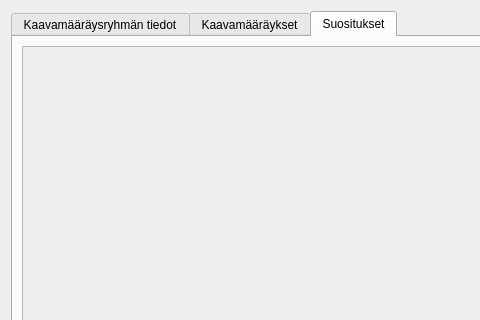
This is arho_feature_template/gui/dialogs/new_plan_regulation_group_form.ui in GispoCoding/arho-qgis-plugin as Qt 5 draws it before an edit; both pictures show x 0 to 480 and y 0 to 320 of the 893 by 677 pixel window. The edited form follows.
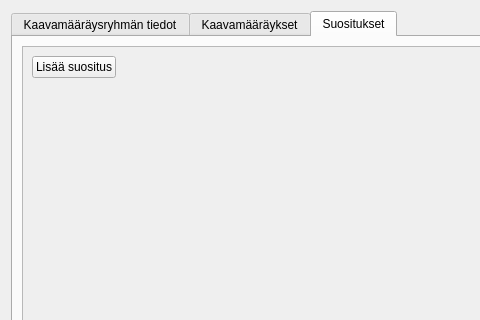
This is the edited form. The open tabs and pages were chosen to show the change. Custom widgets are drawn as their Qt base class.

Commit message:
add plan propositions
- add plan proposition model
- add widget for plan proposition
- handle saving and loading plan propositions for plan regulation groups
- add possibility to define plan propositions for custom plan regulation groups
- add PlanThemeLayer code layer model
- remove spacer and horizontal line layout items from plan regulation widget

Diff of the .ui file:
```diff
--- a/arho_feature_template/gui/dialogs/new_plan_regulation_group_form.ui
+++ b/arho_feature_template/gui/dialogs/new_plan_regulation_group_form.ui
@@ -199,6 +199,34 @@
             <height>577</height>
            </rect>
           </property>
+          <layout class="QVBoxLayout" name="propositions_layout">
+           <item>
+            <widget class="QPushButton" name="add_proposition_btn">
+             <property name="sizePolicy">
+              <sizepolicy hsizetype="Maximum" vsizetype="Fixed">
+               <horstretch>0</horstretch>
+               <verstretch>0</verstretch>
+              </sizepolicy>
+             </property>
+             <property name="text">
+              <string>Lisää suositus</string>
+             </property>
+            </widget>
+           </item>
+           <item>
+            <spacer name="verticalSpacer_2">
+             <property name="orientation">
+              <enum>Qt::Vertical</enum>
+             </property>
+             <property name="sizeHint" stdset="0">
+              <size>
+               <width>20</width>
+               <height>5</height>
+              </size>
+             </property>
+            </spacer>
+           </item>
+          </layout>
          </widget>
         </widget>
        </item>
```
Left out of the diff: 4 changed lines with no effect on the pictures. The commit also changes 9 other files.
